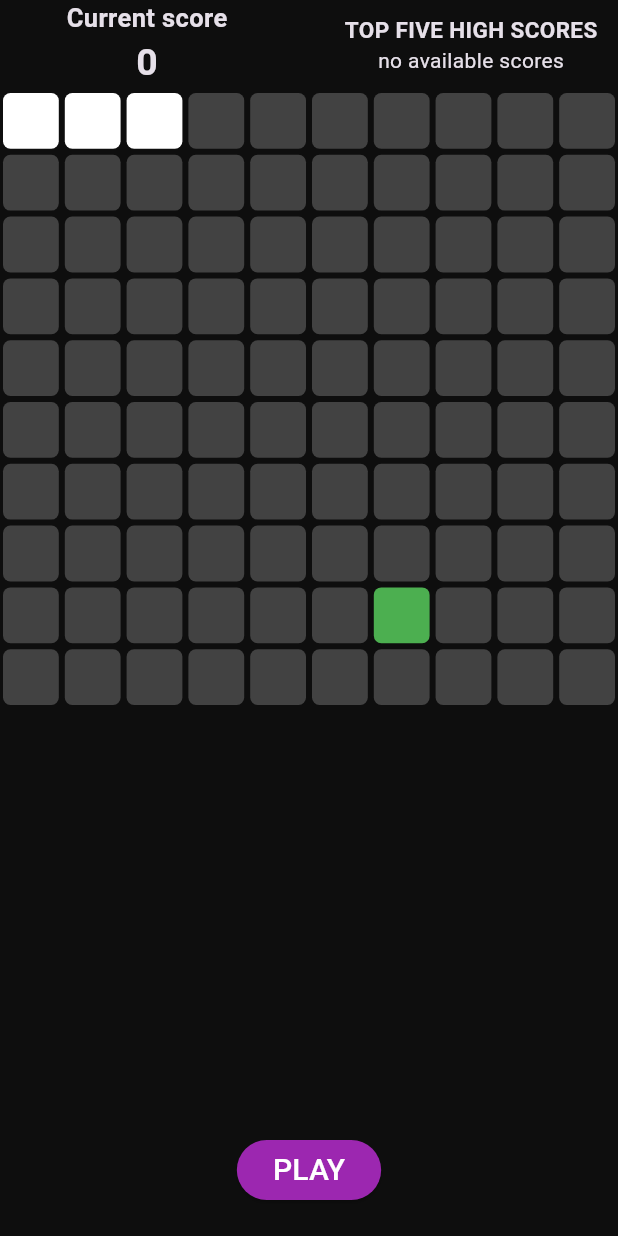
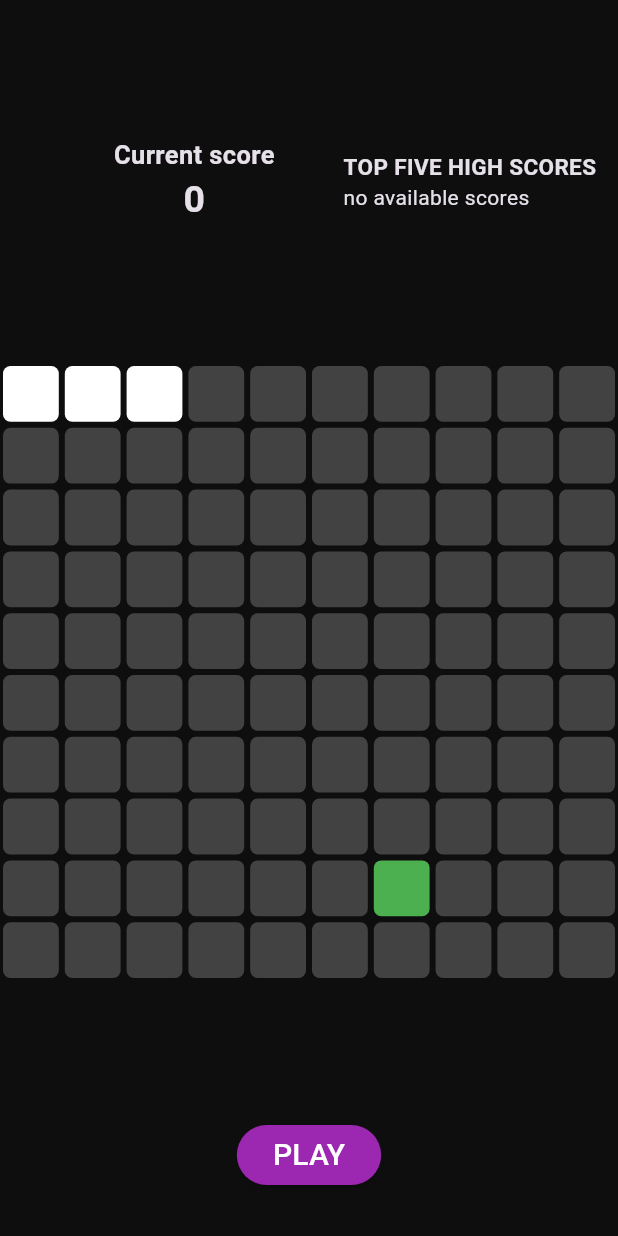
Before and after one commit to abm74/snake_game, a Flutter app: the screen it shows after launch, on a phone screen of 412 x 824 dp. Run offline on Flutter 3.47's test engine with Material 3 defaults, Android fonts, the phone set to English and light mode, and no system bars; our stand-ins replace cloud_firestore, firebase_core; accounts and stored records are empty.

```diff
--- a/lib/home_page.dart
+++ b/lib/home_page.dart
@@ -4,7 +4,6 @@ import 'dart:math';
 import 'package:cloud_firestore/cloud_firestore.dart';
 import 'package:flutter/material.dart';
 import 'package:flutter/services.dart';
-import 'package:flutter/widgets.dart';
 import 'package:snake_game/blank_pixel.dart';
 import 'package:snake_game/food_pixel.dart';
 import 'package:snake_game/snake_pixel.dart';
@@ -236,9 +235,9 @@ class _HomePageState extends State<HomePage> {
       child: Scaffold(
         backgroundColor: const Color.fromARGB(241, 0, 0, 0),
         body: KeyboardListener(
+          autofocus: true,
           onKeyEvent: (value) {
-            if (value.logicalKey == LogicalKeyboardKey.arrowUp ||
-                value.physicalKey == PhysicalKeyboardKey.arrowUp) {
+            if (value.logicalKey == LogicalKeyboardKey.arrowUp) {
               if (currDirection != Direction.down &&
                   currDirection != Direction.up) {
                 setState(() {
@@ -313,94 +312,148 @@ class _HomePageState extends State<HomePage> {
                   mainAxisAlignment: MainAxisAlignment.center,
                   mainAxisSize: MainAxisSize.min,
                   children: [
-                    Row(
+                    Expanded(
+                      flex: 2,
+                      child: Padding(
+                        padding: const EdgeInsets.symmetric(vertical: 10),
+                        child: Row(
                           mainAxisSize: MainAxisSize.min,
                           mainAxisAlignment: MainAxisAlignment.center,
                           crossAxisAlignment: CrossAxisAlignment.center,
                           // textBaseline: TextBaseline.alphabetic,
                           children: [
                             Expanded(
+                              flex: 4,
+                              child: Align(
+                                alignment: Alignment.centerRight,
+                                // mainAxisSize: MainAxisSize.min,
+                                // mainAxisAlignment: MainAxisAlignment.center,
+                                // crossAxisAlignment: CrossAxisAlignment.end,
                                 child: Column(
                                   mainAxisSize: MainAxisSize.min,
-                            mainAxisAlignment: MainAxisAlignment.center,
                                   children: [
                                     const Text(
                                       'Current score',
                                       style: TextStyle(
-                                    fontWeight: FontWeight.bold, fontSize: 17),
+                                          fontWeight: FontWeight.bold,
+                                          fontSize: 17),
                                     ),
                                     Text(
                                       '$score',
                                       style: const TextStyle(
-                                    fontSize: 25, fontWeight: FontWeight.bold),
-                              )
+                                          fontSize: 25,
+                                          fontWeight: FontWeight.bold),
+                                    ),
                                   ],
                                 ),
+                                // Padding(
+                                //   padding: const EdgeInsets.symmetric(
+                                //       horizontal: 25),
+                                //   child: Text(
+                                //     '$score',
+                                //     style: const TextStyle(
+                                //         fontSize: 25,
+                                //         fontWeight: FontWeight.bold),
+                                //   ),
+                                // )
+                                // ],
                               ),
-                        const SizedBox(
-                          width: 20,
+                            ),
+                            const Expanded(
+                              child: SizedBox(
+                                  // width: 30,
+                                  ),
                             ),
                             Expanded(
-                          child: Column(
+                              flex: 4,
+                              child: gameStarted
+                                  ? Container()
+                                  : Column(
                                       mainAxisSize: MainAxisSize.min,
-                            mainAxisAlignment: MainAxisAlignment.center,
-                            crossAxisAlignment: CrossAxisAlignment.center,
+                                      mainAxisAlignment:
+                                          MainAxisAlignment.center,
+                                      crossAxisAlignment:
+                                          CrossAxisAlignment.start,
                                       children: [
                                         const Text(
                                           'TOP FIVE HIGH SCORES',
                                           style: TextStyle(
-                                    fontWeight: FontWeight.bold, fontSize: 15),
+                                              fontWeight: FontWeight.bold,
+                                              fontSize: 15),
                                         ),
                                         StreamBuilder(
                                           stream: FirebaseFirestore.instance
                                               .collection('scores')
                                               .limit(5)
-                                    .orderBy('score', descending: true)
+                                              .orderBy('score',
+                                                  descending: true)
                                               .snapshots(),
                                           builder: (BuildContext context,
                                               AsyncSnapshot<
-                                            QuerySnapshot<Map<String, dynamic>>>
+                                                      QuerySnapshot<
+                                                          Map<String, dynamic>>>
                                                   snapshot) {
                                             if (snapshot.hasData) {
                                               if (snapshot.data!.size > 0) {
-                                      return Container(
-                                        alignment: Alignment.centerLeft,
+                                                return Padding(
+                                                  padding: const EdgeInsets
+                                                      .symmetric(
+                                                      horizontal: 25),
+                                                  child: SizedBox(
+                                                    // alignment: Alignment.centerLeft,
                                                     // constraints: BoxConstraints(),
-                                        height: snapshot.data!.size * 20,
+                                                    height:
+                                                        snapshot.data!.size *
+                                                            20,
                                                     width: 150,
                                                     child: ListView.builder(
-                                            itemCount: snapshot.data!.size,
-                                            itemBuilder: (context, index) {
+                                                        itemCount:
+                                                            snapshot.data!.size,
+                                                        itemBuilder:
+                                                            (context, index) {
                                                           return Row(
+                                                            mainAxisSize:
+                                                                MainAxisSize
+                                                                    .min,
                                                             mainAxisAlignment:
-                                                    MainAxisAlignment.center,
+                                                                MainAxisAlignment
+                                                                    .start,
                                                             children: [
                                                               Text(
-                                                    snapshot.data!.docs[index]
-                                                        .data()['score']
+                                                                snapshot.data!
+                                                                    .docs[index]
+                                                                    .data()[
+                                                                        'score']
                                                                     .toString(),
                                                                 style: const TextStyle(
-                                                        fontSize: 14,
+                                                                    fontSize:
+                                                                        14,
                                                                     fontWeight:
-                                                            FontWeight.bold),
+                                                                        FontWeight
+                                                                            .bold),
                                                               ),
                                                               const SizedBox(
                                                                 width: 10,
                                                               ),
                                                               Text(
-                                                    snapshot.data!.docs[index]
+                                                                snapshot.data!
+                                                                    .docs[index]
                                                                     .data()['name'],
                                                                 style: const TextStyle(
-                                                        fontSize: 14,
+                                                                    fontSize:
+                                                                        14,
                                                                     fontWeight:
-                                                            FontWeight.bold),
+                                                                        FontWeight
+                                                                            .bold),
                                                               )
                                                             ],
                                                           );
                                                         }),
+                                                  ),
                                                 );
                                               } else {
-                                      return const Text('no available scores');
+                                                return const Text(
+                                                    'no available scores');
                                               }
                                             } else if (snapshot.hasError) {
                                               return const Text(
@@ -409,12 +462,14 @@ class _HomePageState extends State<HomePage> {
                                               return const Text('loading...');
                                             }
                                           },
-                              )
+                                        ),
                                       ],
                                     ),
                             )
                           ],
                           // color: Colors.blue,
+                        ),
+                      ),
                     ),
                     Expanded(
                       flex: 4,
@@ -444,7 +499,7 @@ class _HomePageState extends State<HomePage> {
                     ),
                     if (!gameStarted)
                       Padding(
-                        padding: const EdgeInsets.only(bottom: 20, top: 10),
+                        padding: const EdgeInsets.only(bottom: 30, top: 20),
                         child: ElevatedButton(
                             style: ElevatedButton.styleFrom(
                                 // disabledBackgroundColor:
```
Also changed, not shown: firebase.json (added), 2 other files. Lines whose indentation alone changed are shown as unchanged.
